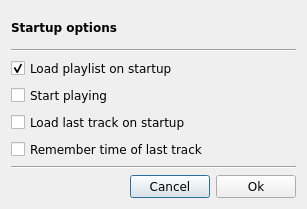
This is branches/sayonara-885/src/GUI/startup_dialog/GUI_Startup_Dialog.ui in shahid334/sayonara-player as Qt 5 draws it before an edit. The edited form follows.
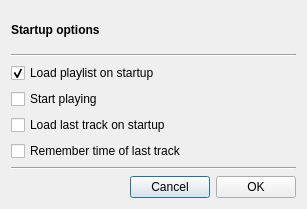
This is the edited form.

Patch:
```diff
--- a/branches/sayonara-885/src/GUI/startup_dialog/GUI_Startup_Dialog.ui
+++ b/branches/sayonara-885/src/GUI/startup_dialog/GUI_Startup_Dialog.ui
@@ -37,11 +37,6 @@
      </item>
      <item>
       <widget class="QPushButton" name="btn_cancel">
-       <property name="font">
-        <font>
-         <family>DejaVu Sans</family>
-        </font>
-       </property>
        <property name="text">
         <string>Cancel</string>
        </property>
@@ -49,13 +44,8 @@
      </item>
      <item>
       <widget class="QPushButton" name="btn_ok">
-       <property name="font">
-        <font>
-         <family>DejaVu Sans</family>
-        </font>
-       </property>
        <property name="text">
-        <string>Ok</string>
+        <string>OK</string>
        </property>
       </widget>
      </item>
@@ -63,11 +53,6 @@
    </item>
    <item row="5" column="0">
     <widget class="QCheckBox" name="cb_load_last_track">
-     <property name="font">
-      <font>
-       <family>DejaVu Sans</family>
-      </font>
-     </property>
      <property name="text">
       <string>Load last track on startup</string>
      </property>
@@ -75,11 +60,6 @@
    </item>
    <item row="6" column="0">
     <widget class="QCheckBox" name="cb_remember_time">
-     <property name="font">
-      <font>
-       <family>DejaVu Sans</family>
-      </font>
-     </property>
      <property name="text">
       <string>Remember time of last track</string>
      </property>
@@ -89,7 +69,6 @@
     <widget class="QLabel" name="label">
      <property name="font">
       <font>
-       <family>DejaVu Sans</family>
        <weight>75</weight>
        <bold>true</bold>
       </font>
@@ -101,11 +80,6 @@
    </item>
    <item row="2" column="0">
     <widget class="QCheckBox" name="cb_load_pl_on_startup">
-     <property name="font">
-      <font>
-       <family>DejaVu Sans</family>
-      </font>
-     </property>
      <property name="text">
       <string>Load playlist on startup</string>
      </property>
@@ -130,11 +104,6 @@
    </item>
    <item row="3" column="0">
     <widget class="QCheckBox" name="cb_start_playing">
-     <property name="font">
-      <font>
-       <family>DejaVu Sans</family>
-      </font>
-     </property>
      <property name="text">
       <string>Start playing</string>
      </property>
```
